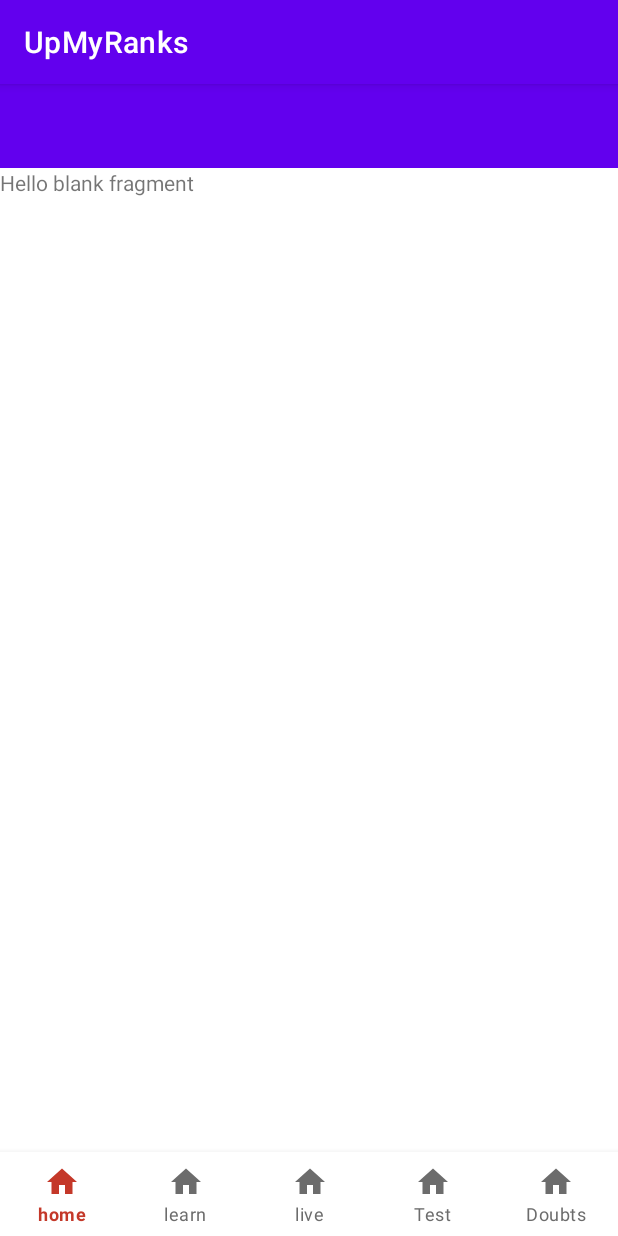
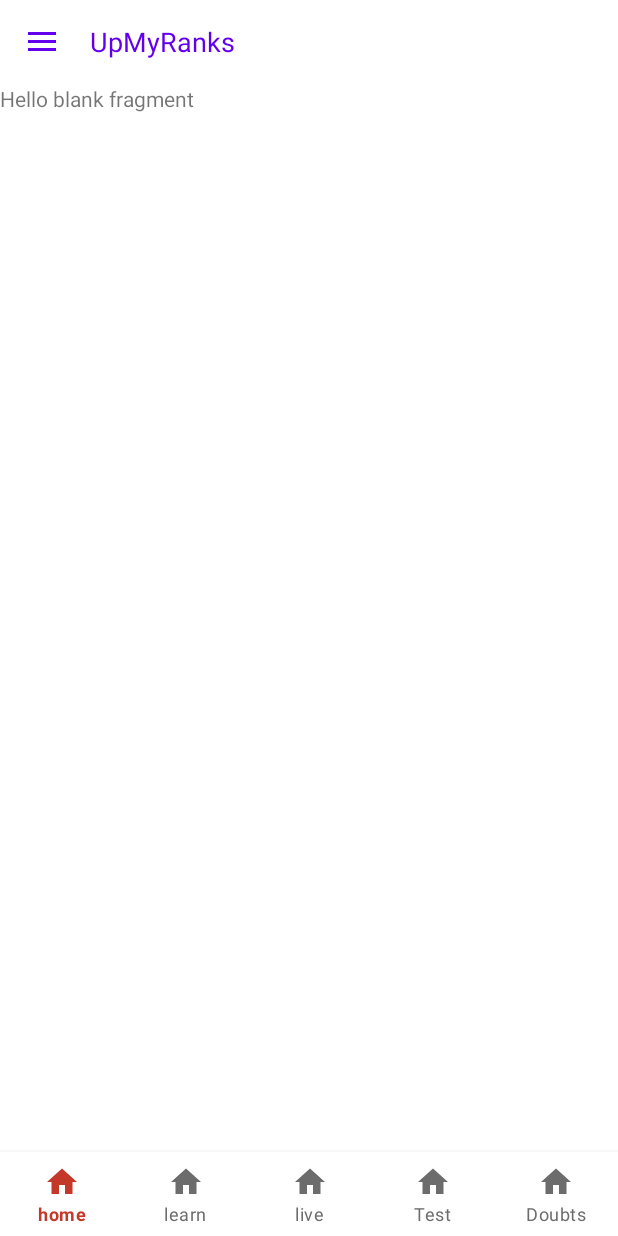
Before and after one commit to naveens3028/Futura, an Android app: the screen it shows after launch (MainActivity), on a phone screen of 412 x 824 dp. Run offline under Robolectric (Android 15) with nearby library versions, the phone set to English and light mode, and no system bars; libraries missing offline, so code that uses them is left out: com.androidnetworking, com.androidnetworking.interceptors, org.ocpsoft.prettytime; 2 statements that could not run were skipped.

Commit message:
Actionbar design changed

```diff
--- a/app/src/main/java/com/trisys/rn/baseapp/MainActivity.kt
+++ b/app/src/main/java/com/trisys/rn/baseapp/MainActivity.kt
@@ -2,10 +2,14 @@
 
 import androidx.appcompat.app.AppCompatActivity
 import android.os.Bundle
+import androidx.appcompat.app.ActionBar
+import androidx.appcompat.app.ActionBarDrawerToggle
 import androidx.coordinatorlayout.widget.CoordinatorLayout
+import androidx.drawerlayout.widget.DrawerLayout
 import androidx.viewpager2.widget.ViewPager2
 import com.trisys.rn.baseapp.adapter.HomeTabViewAdapter
 import com.trisys.rn.baseapp.helper.BottomNavigationBehavior
+import com.trisys.rn.baseapp.utils.Utils
 import kotlinx.android.synthetic.main.activity_main.*
 import kotlinx.android.synthetic.main.layout_toolbar.*
 
@@ -15,6 +19,19 @@
     override fun onCreate(savedInstanceState: Bundle?) {
         super.onCreate(savedInstanceState)
         setContentView(R.layout.activity_main)
+        setSupportActionBar(toolbar)
+        supportActionBar!!.setHomeActionContentDescription("Navigation Menu")
+
+        val actionbar: ActionBar? = supportActionBar
+        actionbar?.apply {
+            setDisplayHomeAsUpEnabled(true)
+            setHomeAsUpIndicator(Utils.getFontDrawableIcon(applicationContext,"menu",R.color.white,30f))
+        }
+        val drawer = findViewById(R.id.drawer_layout) as DrawerLayout
+        val toggle = ActionBarDrawerToggle(
+            this, drawer, toolbar, R.string.navigation_drawer_open, R.string.navigation_drawer_close)
+        drawer.addDrawerListener(toggle)
+        toggle.syncState()
     }
 
     override fun onStart() {
--- a/app/src/main/res/layout/activity_main.xml
+++ b/app/src/main/res/layout/activity_main.xml
@@ -44,7 +44,6 @@
         android:layout_width="match_parent"
         android:layout_height="match_parent"
         android:layout_gravity="start"
-        android:layout_marginRight="-64dp"
         android:clickable="true"
         android:fitsSystemWindows="true"
         android:orientation="vertical"
--- a/app/src/main/res/layout/layout_toolbar.xml
+++ b/app/src/main/res/layout/layout_toolbar.xml
@@ -19,9 +19,11 @@
             android:gravity="center_vertical"
             app:contentInsetLeft="0dp"
             app:contentInsetStart="0dp"
+            android:background="@color/window_background"
             app:contentInsetStartWithNavigation="0dp"
             app:subtitleTextAppearance="@style/TextAppearance.AppCompat.Small"
-            app:titleTextAppearance="@style/TextAppearance.AppCompat.Medium">
+            app:titleTextAppearance="@style/TextAppearance.AppCompat.Medium"
+            android:theme="@style/MyActionBarTheme">
 
         </com.google.android.material.appbar.MaterialToolbar>
     </LinearLayout>
--- a/app/src/main/res/values-night/themes.xml
+++ b/app/src/main/res/values-night/themes.xml
@@ -1,6 +1,6 @@
 <resources xmlns:tools="http://schemas.android.com/tools">
     <!-- Base application theme. -->
-    <style name="Theme.UpMyRanks" parent="Theme.MaterialComponents.DayNight.DarkActionBar">
+    <style name="Theme.UpMyRanks" parent="Theme.MaterialComponents.DayNight.NoActionBar">
         <!-- Primary brand color. -->
         <item name="colorPrimary">@color/purple_200</item>
         <item name="colorPrimaryVariant">@color/purple_700</item>
--- a/app/src/main/res/values/colors.xml
+++ b/app/src/main/res/values/colors.xml
@@ -10,4 +10,9 @@
 
     <color name="tab_select_color">#c43829</color>
     <color name="tab_default_color">#6c6c6c</color>
+    <color name="toolbar_text">#FF6200EE</color>
+    <color name="window_background">#FFFFFFFF</color>
+
+
+
 </resources>
--- a/app/src/main/res/values/strings.xml
+++ b/app/src/main/res/values/strings.xml
@@ -1,5 +1,7 @@
 <resources>
     <string name="app_name">UpMyRanks</string>
+    <string name="navigation_drawer_open">Open navigation drawer</string>
+    <string name="navigation_drawer_close">Close navigation drawer</string>
 
 
     <string name="errorCode0">No response from UpMyRanks, please try again.</string>
@@ -8,4 +10,5 @@
     <string name="hello_blank_fragment">Hello blank fragment</string>
 
 
+
 </resources>
--- a/app/src/main/res/values/themes.xml
+++ b/app/src/main/res/values/themes.xml
@@ -1,6 +1,6 @@
 <resources xmlns:tools="http://schemas.android.com/tools">
     <!-- Base application theme. -->
-    <style name="Theme.UpMyRanks" parent="Theme.MaterialComponents.DayNight.DarkActionBar">
+    <style name="Theme.UpMyRanks" parent="Theme.MaterialComponents.DayNight.NoActionBar">
         <!-- Primary brand color. -->
         <item name="colorPrimary">@color/purple_500</item>
         <item name="colorPrimaryVariant">@color/purple_700</item>
@@ -13,4 +13,9 @@
         <item name="android:statusBarColor" tools:targetApi="l">?attr/colorPrimaryVariant</item>
         <!-- Customize your theme here. -->
     </style>
+
+    <style name="MyActionBarTheme" parent="ThemeOverlay.MaterialComponents.ActionBar">
+        <item name="android:textColorPrimary">@color/toolbar_text</item>
+        <item name="android:popupBackground">@color/window_background</item>
+    </style>
 </resources>
```
